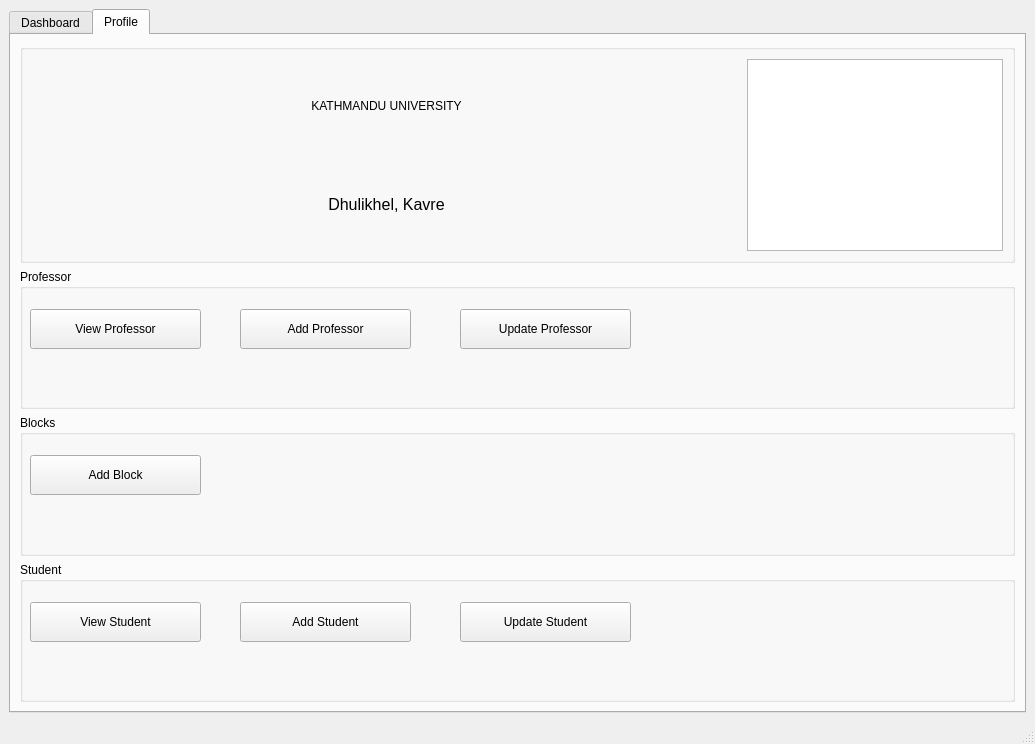
MythicSTR/bms-project, file bms/mainwindow.ui: the form before one commit.
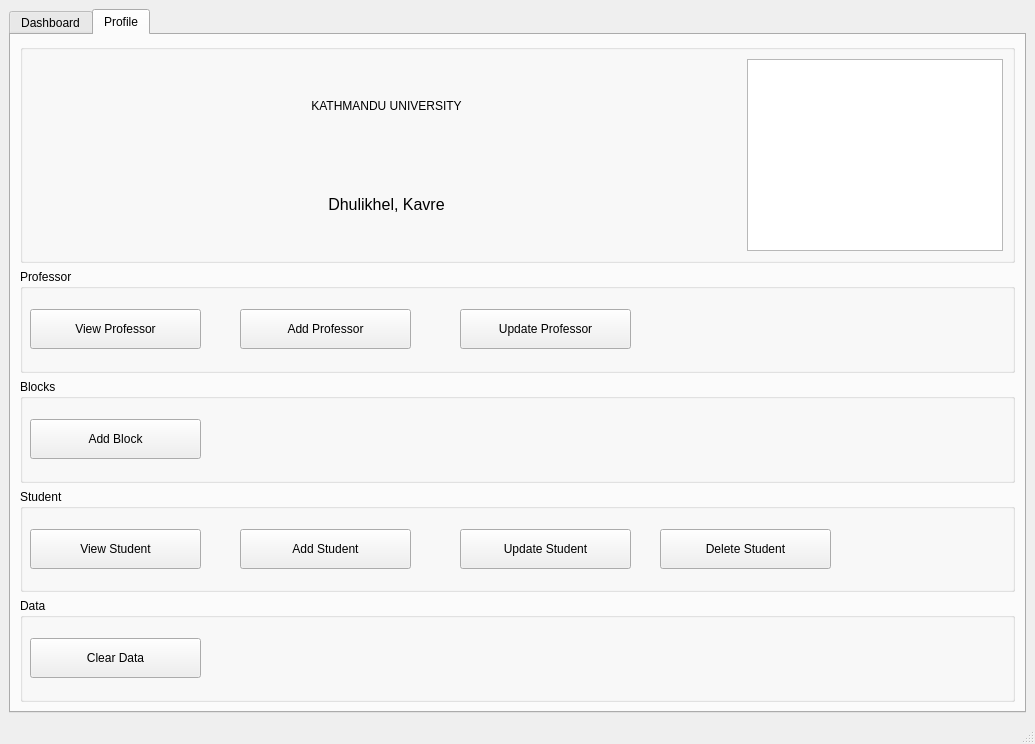
The form after the commit. Icons and pictures are not drawn.

Commit message: Added clear data and delete student

The edit to the form file:
```diff
--- a/bms/mainwindow.ui
+++ b/bms/mainwindow.ui
@@ -2812,6 +2812,39 @@
            </property>
            <property name="text">
             <string>Update Student</string>
+           </property>
+          </widget>
+          <widget class="QPushButton" name="pushButton">
+           <property name="geometry">
+            <rect>
+             <x>640</x>
+             <y>40</y>
+             <width>171</width>
+             <height>40</height>
+            </rect>
+           </property>
+           <property name="text">
+            <string>Delete Student</string>
+           </property>
+          </widget>
+         </widget>
+        </item>
+        <item row="4" column="0">
+         <widget class="QGroupBox" name="groupBox_11">
+          <property name="title">
+           <string>Data</string>
+          </property>
+          <widget class="QPushButton" name="pushButton_2">
+           <property name="geometry">
+            <rect>
+             <x>10</x>
+             <y>40</y>
+             <width>171</width>
+             <height>40</height>
+            </rect>
+           </property>
+           <property name="text">
+            <string>Clear Data</string>
            </property>
           </widget>
          </widget>
```
Left out of the diff: 156 changed lines with no effect on the pictures. The commit also changes 18 other files.
